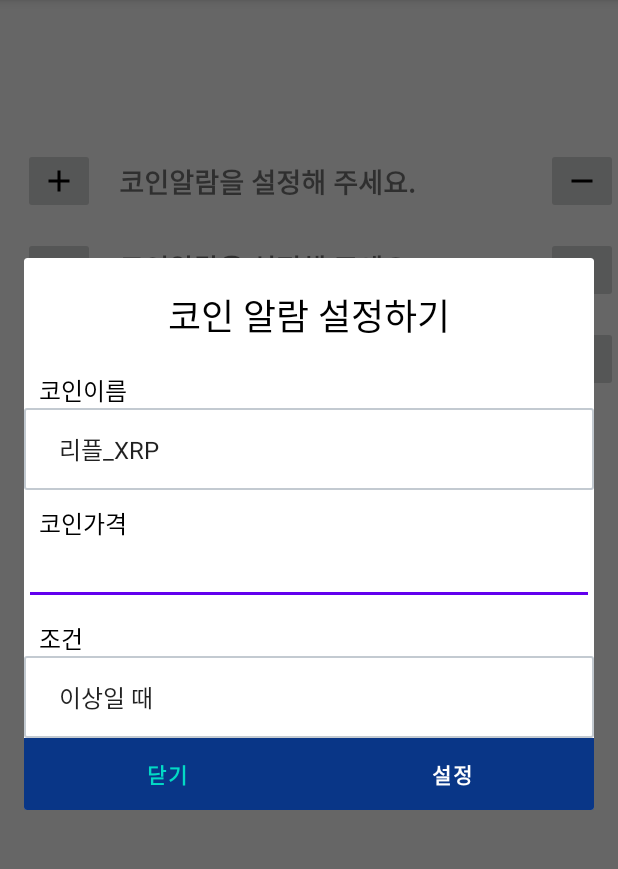
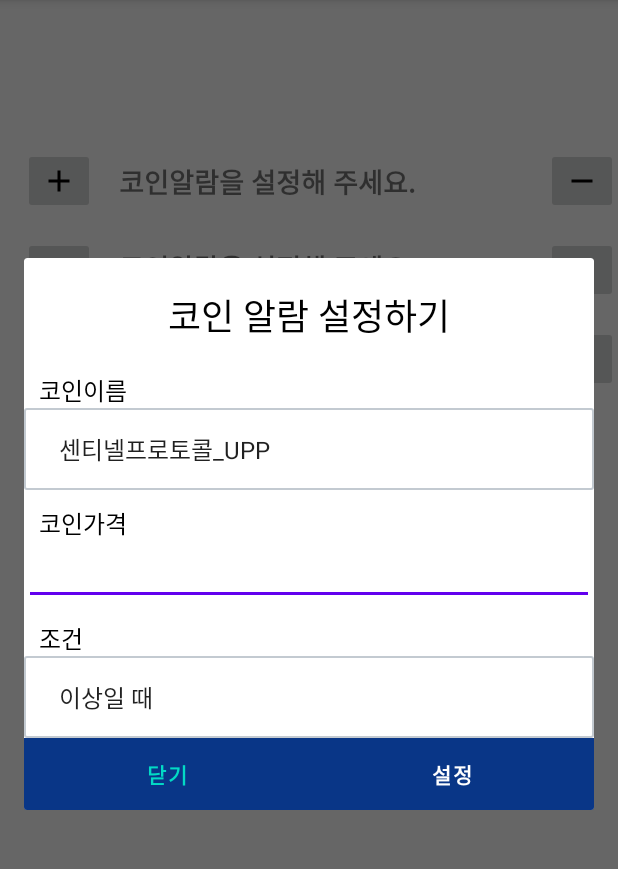
Before and after one commit to joohhcse/UpBitAlarmPrototype, an Android app: the screen it shows after launch (MainActivity), after a tap on an icon or button, on a phone screen of 412 x 824 dp, the part 84-953 px from its top. Run offline under Robolectric (Android 15) with nearby library versions, the light colour scheme and no system bars; our stand-ins replace AdMob.

Commit message:
add coin list , exception handling

```diff
--- a/app/build.gradle
+++ b/app/build.gradle
@@ -10,8 +10,8 @@ android {
         applicationId "com.jooplayconsole.upbitalarmprototype"
         minSdkVersion 21
         targetSdkVersion 30
-        versionCode 2
-        versionName "1.1"
+        versionCode 3
+        versionName "1.2"
 
         testInstrumentationRunner "androidx.test.runner.AndroidJUnitRunner"
     }
--- a/app/src/main/res/values/coin_array.xml
+++ b/app/src/main/res/values/coin_array.xml
@@ -1,39 +1,54 @@
 <?xml version="1.0" encoding="utf-8"?>
 <resources>
     <string-array name="coin_array">
+        <item>센티넬프로토콜_UPP</item>
+        <item>이더리움_ETH</item>
+        <item>비트코인_BTC</item>
         <item>리플_XRP</item>
+        <item>이더리움클래식_ETC</item>
+        <item>휴먼스케이프_HUM</item>
         <item>도지코인_DOGE</item>
-        <item>칠리즈_CHZ</item>
-        <item>비트코인_BTC</item>
-        <item>이더리움_ETH</item>
+        <item>그로스톨코인_GRS</item>
+        <item>메타디움_META</item>
+        <item>시빅_CVC</item>
+        <item>리퍼리움_RFR</item>
+        <item>피르마체인_FCT2</item>
+        <item>엑시인피니티_AXS</item>
+        <item>아크_ARK</item>
+        <item>무비블록_MBL</item>
+        <item>캐리프로토콜_CRE</item>
+        <item>디카르고_DKA</item>
+        <item>메디블록_MED</item>
+        <item>모스코인_MOC</item>
+        <item>썸씽_SSX</item>
+        <item>에이다_ADA</item>
+        <item>비체인_VET</item>
+        <item>보라_BORA</item>
+        <item>밀크_MLK</item>
+        <item>크립토닷컴체인_CRO</item>
         <item>던프로토콜_DAWN</item>
+        <item>이오스_EOS</item>
+        <item>엠블_MVL</item>
+        <item>비트토렌트_BTT</item>
         <item>스와이프_SXP</item>
-        <item>메디블록_MED</item>
-        <item>비트토렌트_BTT</item>
-        <item>이더리움클래식_ETC</item>
         <item>엑시인피니티_AXS</item>
         <item>코박토큰_CBK</item>
-        <item>비체인_VET</item>
         <item>스트라이크_STRK</item>
         <item>네오_NEO</item>
         <item>퀸텀_QTUM</item>
         <item>디센트럴랜드_MANA</item>
         <item>코모도_KMD</item>
         <item>이오스_EOS</item>
-        <item>에이다_ADA</item>
         <item>메탈_MTL</item>
         <item>리스크_LSK</item>
         <item>퀴즈톡_QTCON</item>
         <item>비트코인캐시_BCH</item>
         <item>비트코인골드_BTG</item>
         <item>넴_XEM</item>
-        <item>보라_BORA</item>
-        <item>밀크_MLK</item>
         <item>스테이터네트워크토큰_SNT</item>
         <item>트론_TRX</item>
         <item>쎄타퓨엘_TFUEL</item>
         <item>쎄타토큰_THETA</item>
-        <item>메타디움_META</item>
         <item>시아코인_SC</item>
         <item>애드엑스_ADX</item>
         <item>펀디엑스_PUNDIX</item>
```
Also changed, not shown: app/src/main/java/com/jooplayconsole/upbitalarmprototype/MainActivity.kt (+58 -58 lines).
